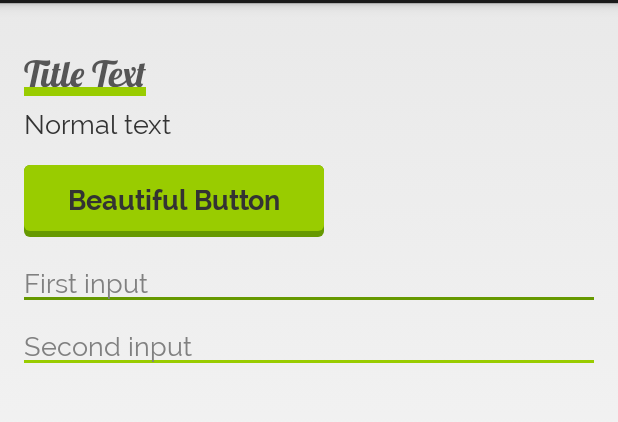
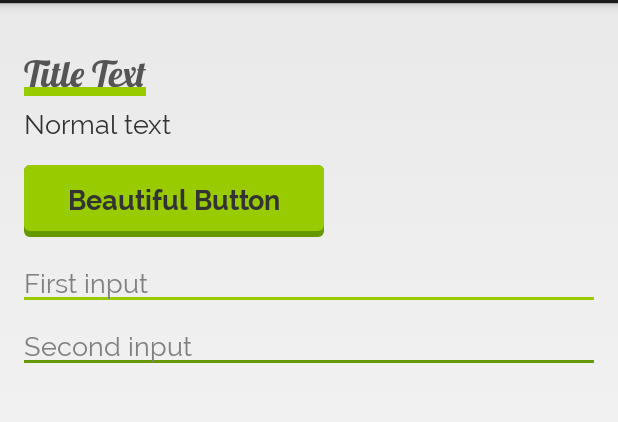
Before and after one commit to CodeAndMagic/AndroidWidgetsExt, an Android app: the screen it shows after launch (HomeActivity), on a phone screen of 412 x 824 dp, the part 69-491 px from its top. Run offline under Robolectric (Android 15) with nearby library versions, the phone set to English and light mode, and no system bars.

Commit message:
Extensions are now inferred from custom attributes. AnumatedStrokeDrawable is broken - must fix.

```diff
--- a/app/src/main/res/values/styles.xml
+++ b/app/src/main/res/values/styles.xml
@@ -3,7 +3,6 @@
     <style name="AppTheme" parent="android:Theme.Holo.Light.DarkActionBar">
         <item name="colorPrimary">#9c0</item>
         <item name="colorPrimaryDark">#690</item>
-
         <item name="android:textViewStyle">@style/TextViewStyle</item>
         <item name="android:editTextStyle">@style/EditTextStyle</item>
         <item name="android:buttonStyle">@style/ButtonStyle</item>
@@ -26,19 +25,16 @@
     </style>
 
     <style name="TextViewStyle" parent="android:Widget.Holo.Light.TextView">
-        <item name="extensions">font</item>
         <item name="android:textAppearance">@style/TextAppearance</item>
     </style>
 
     <style name="TextViewStyle.Title">
-        <item name="extensions">font|border</item>
         <item name="borderWidth">6dp</item>
         <item name="borderPosition">bottom</item>
         <item name="android:textAppearance">@style/TextAppearance.Title</item>
     </style>
 
     <style name="ButtonStyle" parent="android:Widget.Holo.Light.Button">
-        <item name="extensions">font|pushButton</item>
         <item name="pushDepth">4dp</item>
         <item name="pushCornerRadius">4dp</item>
         <item name="android:textAppearance">@style/TextAppearance.Button</item>
@@ -48,9 +44,8 @@
     </style>
 
     <style name="EditTextStyle" parent="android:Widget.Holo.EditText">
-        <item name="extensions">font|animatedBackground</item>
-        <item name="backgroundStrokeWidth">2dp</item>
-        <item name="animatedBackgroundDrawable">ext.drawable.MaterialEditTextDrawable</item>
+        <item name="animatedStrokeWidth">2dp</item>
+        <item name="drawableClass">ext.drawable.AnimatedStrokeDrawable</item>
         <item name="animateFromCenter">true</item>
         <item name="android:textAppearance">@style/TextAppearance</item>
         <item name="android:background">@null</item>
--- a/lib/build.gradle
+++ b/lib/build.gradle
@@ -46,6 +46,7 @@ android.libraryVariants.all { variant ->
 
 dependencies {
     compile fileTree(dir: 'libs', include: ['*.jar'])
+    compile 'com.google.guava:guava-jdk5:17.0'
 }
 
 afterEvaluate { project ->
--- a/lib/src/main/java/ext/drawable/AnimatedDrawable.java
+++ b/lib/src/main/java/ext/drawable/AnimatedDrawable.java
@@ -1,34 +1,66 @@
 package ext.drawable;
 
 import android.content.Context;
+import android.content.res.TypedArray;
 import android.graphics.Rect;
 import android.graphics.drawable.Drawable;
 import android.util.AttributeSet;
+import android.util.Log;
+import android.view.View;
+import android.view.animation.AccelerateDecelerateInterpolator;
+import android.view.animation.Interpolator;
+
+import ext.R;
+
+import static android.text.TextUtils.*;
+import static ext.Const.*;
 
 /**
  * Created by evelina on 15/09/14.
  */
-public abstract class AnimatedDrawable extends Drawable implements AnimatedDrawableCallback {
+public abstract class AnimatedDrawable extends Drawable {
 
 	protected Context mContext;
+	protected Interpolator mInterpolator;
 	protected int mAnimationDuration;
 
 	public AnimatedDrawable(Context context, AttributeSet attrs, int defStyleAttr, int defStyleRes) {
 		mContext = context;
 		mAnimationDuration = context.getResources().getInteger(android.R.integer.config_mediumAnimTime);
+
+		TypedArray array = context.obtainStyledAttributes(attrs, R.styleable.AnimatedBackgroundExtension, defStyleAttr, defStyleRes);
+		String interpolatorClass = array.getString(R.styleable.AnimatedBackgroundExtension_interpolatorClass);
+		mAnimationDuration = array.getInt(R.styleable.AnimatedBackgroundExtension_android_animationDuration, mAnimationDuration);
+		array.recycle();
+
+		mInterpolator = instantiateInterpolator(interpolatorClass);
 	}
 
-	public int getAnimationDuration() {
-		return mAnimationDuration;
+	private Interpolator instantiateInterpolator(String interpolatorClass) {
+		if (!isEmpty(interpolatorClass)) {
+			try {
+				return (Interpolator) Class.forName(interpolatorClass).newInstance();
+
+			} catch (Exception e) {
+				Log.e(TAG, "Cannot instantiate Interpolator of class '" + interpolatorClass + "'.", e);
+			}
+		}
+		return new AccelerateDecelerateInterpolator();
 	}
 
 	public void setAnimationDuration(int animationDuration) {
 		mAnimationDuration = animationDuration;
 	}
 
+	public void setInterpolator(Interpolator interpolator) {
+		mInterpolator = interpolator;
+	}
+
+	// Add below all methods that a drawable might be interested in
+
+	public abstract void onViewAttachedToWindow(View view);
+
+	public abstract void onViewDetachedToWindow(View view);
+
 	public abstract void onFocusChanged(boolean focused, int direction, Rect previouslyFocusedRect);
-
-	public abstract void startAnimation();
-
-	public abstract void reverseAnimation();
 }
--- a/lib/src/main/java/ext/drawable/AnimatedDrawableCallback.java
+++ /dev/null
@@ -1,13 +0,0 @@
-package ext.drawable;
-
-import android.view.View;
-
-/**
- * Created by evelina on 15/09/14.
- */
-public interface AnimatedDrawableCallback {
-
-	void onViewAttachedToWindow(View view);
-
-	void onViewDetachedToWindow(View view);
-}
--- a/lib/src/main/java/ext/drawable/MaterialEditTextDrawable.java
+++ b/lib/src/main/java/ext/drawable/AnimatedStrokeDrawable.java
@@ -1,7 +1,5 @@
 package ext.drawable;
 
-import android.animation.Animator;
-import android.animation.AnimatorListenerAdapter;
 import android.animation.ObjectAnimator;
 import android.content.Context;
 import android.content.res.TypedArray;
@@ -15,27 +13,26 @@ import android.graphics.Rect;
 import android.util.AttributeSet;
 import android.util.TypedValue;
 import android.view.View;
-import android.view.animation.DecelerateInterpolator;
 
 import ext.R;
 
 /**
  * Created by evelina on 14/09/14.
  */
-public class MaterialEditTextDrawable extends AnimatedDrawable {
+public class AnimatedStrokeDrawable extends AnimatedDrawable {
 
 	protected Rect mBounds;
 	protected Paint mPaint;
 	protected Paint mFocusedPaint;
 	protected ObjectAnimator mAnimator;
 	protected boolean mFocused;
-	protected boolean mStartAnimation;
+	protected boolean mStartDelayed;
 	protected boolean mAnimateFromCenter;
 
 	protected int mWidth;
 	protected int mStrokeWidth;
 
-	public MaterialEditTextDrawable(Context context, AttributeSet attrs, int defStyleAttr, int defStyleRes) {
+	public AnimatedStrokeDrawable(Context context, AttributeSet attrs, int defStyleAttr, int defStyleRes) {
 		super(context, attrs, defStyleAttr, defStyleRes);
 
 		TypedArray array = context.obtainStyledAttributes(R.styleable.ThemeExtension);
@@ -43,10 +40,10 @@ public class MaterialEditTextDrawable extends AnimatedDrawable {
 		int colorPrimaryDark = array.getColor(R.styleable.ThemeExtension_colorPrimaryDark, Color.TRANSPARENT);
 		array.recycle();
 
-		array = context.obtainStyledAttributes(attrs, R.styleable.EditText, defStyleAttr, defStyleRes);
+		array = context.obtainStyledAttributes(attrs, R.styleable.AnimatedStrokeDrawable, defStyleAttr, defStyleRes);
 		mStrokeWidth = (int) TypedValue.applyDimension(TypedValue.COMPLEX_UNIT_DIP, 1, context.getResources().getDisplayMetrics());
-		mStrokeWidth = array.getDimensionPixelSize(R.styleable.EditText_backgroundStrokeWidth, mStrokeWidth);
-		mAnimateFromCenter = array.getBoolean(R.styleable.EditText_animateFromCenter, mAnimateFromCenter);
+		mStrokeWidth = array.getDimensionPixelSize(R.styleable.AnimatedStrokeDrawable_animatedStrokeWidth, mStrokeWidth);
+		mAnimateFromCenter = array.getBoolean(R.styleable.AnimatedStrokeDrawable_animateFromCenter, mAnimateFromCenter);
 		array.recycle();
 
 		mPaint = new Paint(Paint.ANTI_ALIAS_FLAG);
@@ -63,8 +60,9 @@ public class MaterialEditTextDrawable extends AnimatedDrawable {
 	@Override
 	protected void onBoundsChange(Rect bounds) {
 		mBounds.set(bounds);
-		if (mStartAnimation) {
+		if (mStartDelayed) {
 			startAnimation();
+			mStartDelayed = false;
 		}
 	}
 
@@ -116,25 +114,27 @@ public class MaterialEditTextDrawable extends AnimatedDrawable {
 		invalidateSelf();
 	}
 
-	@Override
-	public void startAnimation() {
+	private void startAnimation() {
 		if (mAnimator == null) {
 			mAnimator = ObjectAnimator.ofInt(this, "width", 0, getIntrinsicWidth());
 			mAnimator.setDuration(mAnimationDuration);
-			mAnimator.setInterpolator(new DecelerateInterpolator());
-			mAnimator.addListener(new AnimatorListenerAdapter() {
-				@Override
-				public void onAnimationEnd(Animator animation) {
-					mStartAnimation = false;
-				}
-			});
+			mAnimator.setInterpolator(mInterpolator);
+		} else if (mAnimator.isRunning()) {
+			stopAnimation();
 		}
 		mAnimator.start();
 	}
 
-	@Override
-	public void reverseAnimation() {
-		mAnimator.reverse();
+	private void reverseAnimation() {
+		if (mAnimator != null) {
+			stopAnimation();
+			mAnimator.reverse();
+		}
+	}
+
+	private void stopAnimation() {
+		mAnimator.removeAllListeners();
+		mAnimator.cancel();
 	}
 
 	@Override
@@ -144,16 +144,14 @@ public class MaterialEditTextDrawable extends AnimatedDrawable {
 
 	@Override
 	public void onViewDetachedToWindow(View view) {
-		if (mAnimator != null) {
-			mAnimator.cancel();
-		}
+		stopAnimation();
 	}
 
 	@Override
 	public void onFocusChanged(boolean focused, int direction, Rect previouslyFocusedRect) {
 		mFocused = focused;
 		if (mBounds.isEmpty()) {
-			mStartAnimation = true;
+			mStartDelayed = true;
 		} else {
 			animateFocus();
 		}
--- a/lib/src/main/java/ext/extensions/AnimatedBackgroundExtension.java
+++ b/lib/src/main/java/ext/extensions/AnimatedBackgroundExtension.java
@@ -6,6 +6,8 @@ import android.graphics.Rect;
 import android.util.AttributeSet;
 import android.util.Log;
 import android.view.View;
+import android.view.animation.AccelerateDecelerateInterpolator;
+import android.view.animation.Interpolator;
 
 import ext.R;
 import ext.drawable.AnimatedDrawable;
@@ -26,22 +28,26 @@ public class AnimatedBackgroundExtension<V extends View> extends ThemeExtension<
 
 		Context context = view.getContext();
 		TypedArray array = context.obtainStyledAttributes(attrs, R.styleable.AnimatedBackgroundExtension, defStyleAttr, defStyleRes);
-		String animatedDrawableClass = array.getString(R.styleable.AnimatedBackgroundExtension_animatedBackgroundDrawable);
+		String drawableClass = array.getString(R.styleable.AnimatedBackgroundExtension_drawableClass);
 		array.recycle();
 
-		if (!isEmpty(animatedDrawableClass)) {
+		mAnimatedDrawable = instantiateDrawable(drawableClass, context, attrs, defStyleAttr, defStyleRes);
+		if (mAnimatedDrawable == null) {
+			throw new IllegalArgumentException("AnimatedDrawable class '" + drawableClass + "' not found.");
+		}
+	}
+
+	private AnimatedDrawable instantiateDrawable(String drawableClass, Context context, AttributeSet attrs, int defStyleAttr, int defStyleRes) {
+		if (!isEmpty(drawableClass)) {
 			try {
-				mAnimatedDrawable = (AnimatedDrawable) Class.forName(animatedDrawableClass)
+				return (AnimatedDrawable) Class.forName(drawableClass)
 					.getConstructor(Context.class, AttributeSet.class, int.class, int.class)
 					.newInstance(context, attrs, defStyleAttr, defStyleRes);
 			} catch (Exception e) {
-				Log.e(TAG, "Cannot instantiate the AnimatedDrawable of class '" + animatedDrawableClass + "'.", e);
+				Log.e(TAG, "Cannot instantiate AnimatedDrawable of class '" + drawableClass + "'.", e);
 			}
 		}
-
-		if (mAnimatedDrawable == null) {
-			throw new IllegalArgumentException("Please provide an AnimatedDrawable subclass.");
-		}
+		return null;
 	}
 
 	@Override
@@ -61,18 +67,18 @@ public class AnimatedBackgroundExtension<V extends View> extends ThemeExtension<
 	}
 
 	@Override
+	public void onFinishInflate() {
+		super.onFinishInflate();
+		if (mAnimatedDrawable != null) {
+			mView.setBackground(mAnimatedDrawable);
+		}
+	}
+
+	@Override
 	public void onFocusChanged(boolean focused, int direction, Rect previouslyFocusedRect) {
 		super.onFocusChanged(focused, direction, previouslyFocusedRect);
 		if (mAnimatedDrawable != null) {
 			mAnimatedDrawable.onFocusChanged(focused, direction, previouslyFocusedRect);
 		}
 	}
-
-	@Override
-	public void onFinishInflate() {
-		super.onFinishInflate();
-		if (mAnimatedDrawable != null) {
-			mView.setBackground(mAnimatedDrawable);
-		}
-	}
 }
--- a/lib/src/main/java/ext/extensions/ExtensionManager.java
+++ b/lib/src/main/java/ext/extensions/ExtensionManager.java
@@ -7,7 +7,10 @@ import android.view.View;
 
 import java.util.ArrayList;
 import java.util.Collections;
+import java.util.HashMap;
 import java.util.List;
+import java.util.Map;
+import java.util.Map.Entry;
 
 import ext.R;
 import ext.extensions.typeface.FontExtension;
@@ -17,43 +20,31 @@ import ext.extensions.typeface.FontExtension;
  */
 public class ExtensionManager {
 
-	private static final int FONT_EXT = 0x01;
-	private static final int THEME_EXT = 0x02;
-	private static final int BORDER_EXT = 0x04;
-	private static final int CLEARABLE_EXT = 0x08;
-	private static final int PUSH_BUTTON_EXT = 0x10;
-	private static final int ANIMATED_BG_EXT = 0x20;
+	private static Map<int[], ViewExtension> sExtensionMap = new HashMap<>();
+
+	static {
+		sExtensionMap.put(R.styleable.ThemeExtension, new ThemeExtension());
+		sExtensionMap.put(R.styleable.FontExtension, new FontExtension());
+		sExtensionMap.put(R.styleable.BorderExtension, new BorderExtension());
+		sExtensionMap.put(R.styleable.PushButtonExtension, new PushButtonExtension());
+		sExtensionMap.put(R.styleable.AnimatedBackgroundExtension, new AnimatedBackgroundExtension());
+	}
 
 	public static <V extends View> List<ViewExtension<V>> getExtensions(Context context, AttributeSet attrs, int defStyleAttr, int defStyleRes) {
 		if (attrs == null) {
 			return Collections.emptyList();
 		}
 
-		TypedArray array = context.obtainStyledAttributes(attrs, new int[]{R.attr.extensions}, defStyleAttr, defStyleRes);
-		int featuresMask = array.getInt(0, 0);
-		array.recycle();
+		List<ViewExtension<V>> extensions = new ArrayList<>();
 
-		List<ViewExtension<V>> features = new ArrayList<>();
-
-		if ((featuresMask & FONT_EXT) != 0) {
-			features.add(new FontExtension<V>());
-		}
-		if ((featuresMask & THEME_EXT) != 0) {
-			features.add(new ThemeExtension<V>());
-		}
-		if ((featuresMask & BORDER_EXT) != 0) {
-			features.add(new BorderExtension<V>());
-		}
-		if ((featuresMask & CLEARABLE_EXT) != 0) {
-			// TODO
-		}
-		if ((featuresMask & PUSH_BUTTON_EXT) != 0) {
-			features.add(new PushButtonExtension<V>());
-		}
-		if ((featuresMask & ANIMATED_BG_EXT) != 0) {
-			features.add(new AnimatedBackgroundExtension<V>());
+		for (Entry<int[], ViewExtension> entry : sExtensionMap.entrySet()) {
+			TypedArray array = context.obtainStyledAttributes(attrs, entry.getKey(), defStyleAttr, defStyleRes);
+			if (array.getIndexCount() > 0) {
+				extensions.add(entry.getValue());
+			}
+			array.recycle();
 		}
 
-		return features;
+		return extensions;
 	}
 }
--- a/lib/src/main/java/ext/extensions/PushButtonExtension.java
+++ b/lib/src/main/java/ext/extensions/PushButtonExtension.java
@@ -10,14 +10,14 @@ import android.graphics.drawable.ShapeDrawable;
 import android.graphics.drawable.shapes.RoundRectShape;
 import android.util.AttributeSet;
 import android.view.MotionEvent;
-import android.view.View;
 
+import ext.Button;
 import ext.R;
 
 /**
  * Created by evelina on 11/09/14.
  */
-public class PushButtonExtension<T extends View> extends ThemeExtension<T> {
+public class PushButtonExtension<T extends Button> extends ThemeExtension<T> {
 
 	protected int mPushDepth;
 	protected int mPushCornerRadius;
--- a/lib/src/main/java/ext/extensions/typeface/FontExtension.java
+++ b/lib/src/main/java/ext/extensions/typeface/FontExtension.java
@@ -9,11 +9,11 @@ import ext.extensions.BaseViewExtension;
 /**
  * Created by evelina on 10/09/14.
  */
-public class FontExtension<T extends View> extends BaseViewExtension<T> {
+public class FontExtension<T extends TextView> extends BaseViewExtension<T> {
 
 	@Override
 	public void init(T view, AttributeSet attrs, int defStyleAttr, int defStyleRes) {
 		super.init(view, attrs, defStyleAttr, defStyleRes);
-		FontManager.getInstance().applyFont((TextView) view, attrs, defStyleAttr, defStyleRes);
+		FontManager.getInstance().applyFont(view, attrs, defStyleAttr, defStyleRes);
 	}
 }
```
Also changed, not shown: lib/src/main/res/values/attrs.xml (+12 -15 lines).
